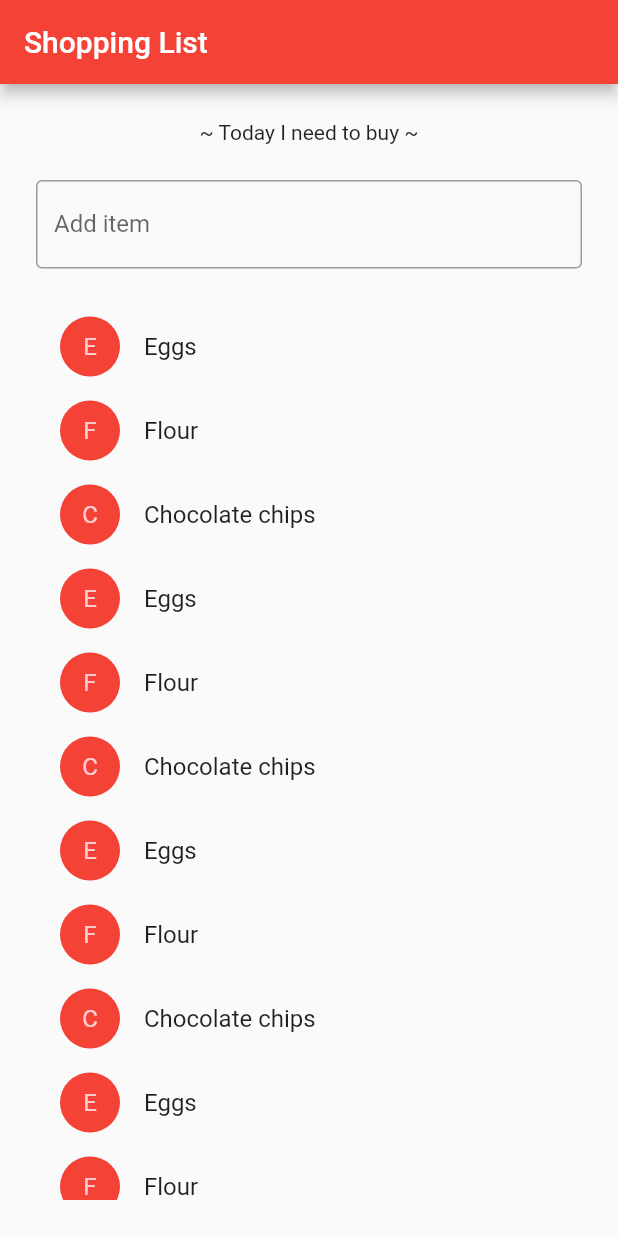
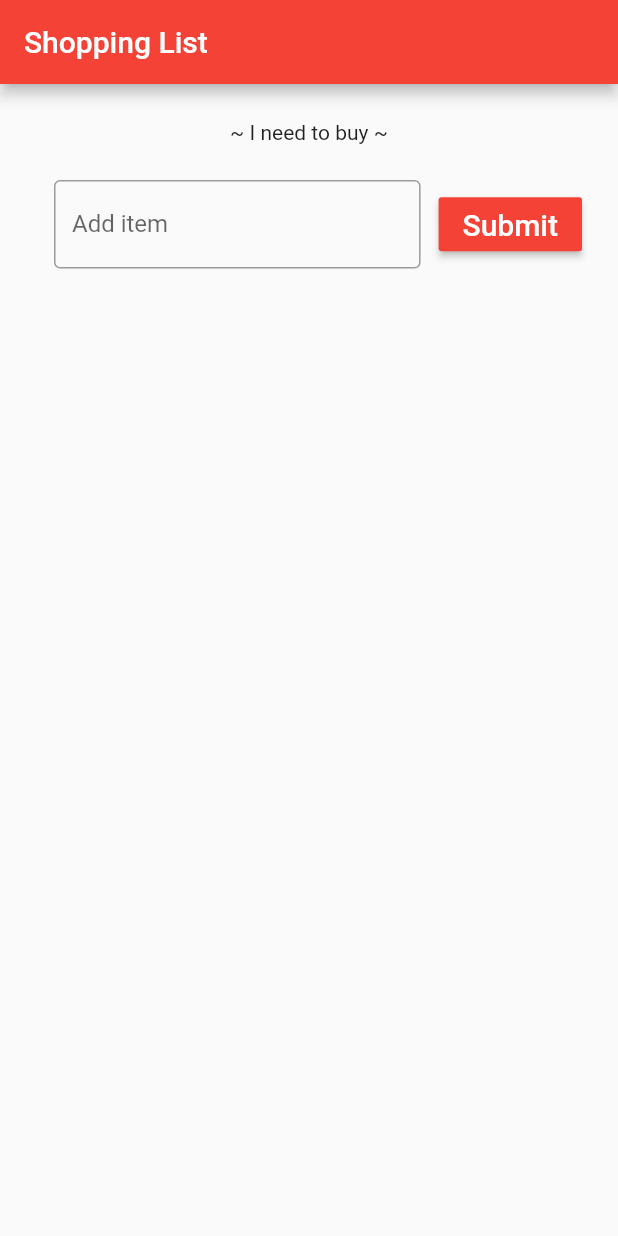
Before and after one commit to sgong-gzy/out-of-food-flutter, a Flutter app: the screen it shows after launch, on a phone screen of 412 x 824 dp. Run offline on Flutter 3.47's test engine with Material 2 defaults, Android fonts, the phone set to English and light mode, and no system bars; missing offline and left inert: flutter_web; Roboto replaces fonts that are missing (GochiHand).

Commit message:
update list with input

```diff
--- a/out_of_food/lib/main.dart
+++ b/out_of_food/lib/main.dart
@@ -15,18 +15,6 @@ class MyApp extends StatelessWidget {
       // home: MyHomePage(title: 'Shopping list'),
       home: ShoppingList(
       products: <Product>[
-        Product(name: 'Eggs'),
-        Product(name: 'Flour'),
-        Product(name: 'Chocolate chips'),
-        Product(name: 'Eggs'),
-        Product(name: 'Flour'),
-        Product(name: 'Chocolate chips'),
-        Product(name: 'Eggs'),
-        Product(name: 'Flour'),
-        Product(name: 'Chocolate chips'),
-        Product(name: 'Eggs'),
-        Product(name: 'Flour'),
-        Product(name: 'Chocolate chips'),
       ],
     ),
     );
@@ -97,6 +85,18 @@ class ShoppingList extends StatefulWidget {
 
 class _ShoppingListState extends State<ShoppingList> {
   Set<Product> _shoppingCart = Set<Product>();
+  List<Product> _products = List<Product>();
+
+  // Create a text controller. We will use it to retrieve the current value
+  // of the TextField!
+  final myController = TextEditingController();
+
+  @override
+  void dispose() {
+    // Clean up the controller when the Widget is disposed
+    myController.dispose();
+    super.dispose();
+  }
 
   void _handleCartChanged(Product product, bool inCart) {
     setState(() {
@@ -110,6 +110,13 @@ class _ShoppingListState extends State<ShoppingList> {
       else
         _shoppingCart.remove(product);
     });
+  }
+
+  void _addItem() {
+    setState(() {
+      _products.add(Product(name: myController.text));
+    });
+    myController.clear();
   }
 
   @override
@@ -142,19 +149,35 @@ class _ShoppingListState extends State<ShoppingList> {
             mainAxisAlignment: MainAxisAlignment.start,
             children: <Widget>[
               Text(
-                '~ Today I need to buy ~',
+                '~ I need to buy ~',
               ),
               const SizedBox(height: 24.0),
-              TextField(
-                decoration: InputDecoration(
-                  border: OutlineInputBorder(),
-                  labelText: 'Add item',
+              Row(children: <Widget>[
+                const SizedBox(width: 12),
+                Expanded(
+                  child: TextField(
+                    decoration: InputDecoration(
+                      border: OutlineInputBorder(),
+                      labelText: 'Add item',
+                    ),
+                    controller: myController,
+                  ),
                 ),
+                const SizedBox(width: 12),
+                RaisedButton(
+                  onPressed: _addItem,
+                  child: const Text(
+                    'Submit',
+                    style: TextStyle(fontSize: 20, color: Colors.white)
+                  ),
+                  color: Theme.of(context).accentColor,
+                ),
+                ],
               ),
               const SizedBox(height: 24.0),
               new Expanded(
                 child: ListView(
-                  children: widget.products.map((Product product) {
+                  children: _products.map((Product product) {
                     return ShoppingListItem(
                       product: product,
                       inCart: _shoppingCart.contains(product),
```
